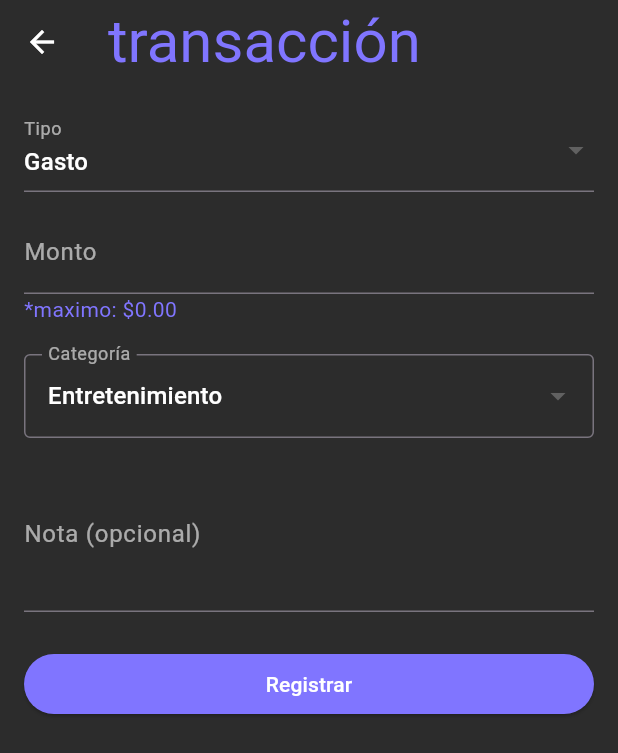
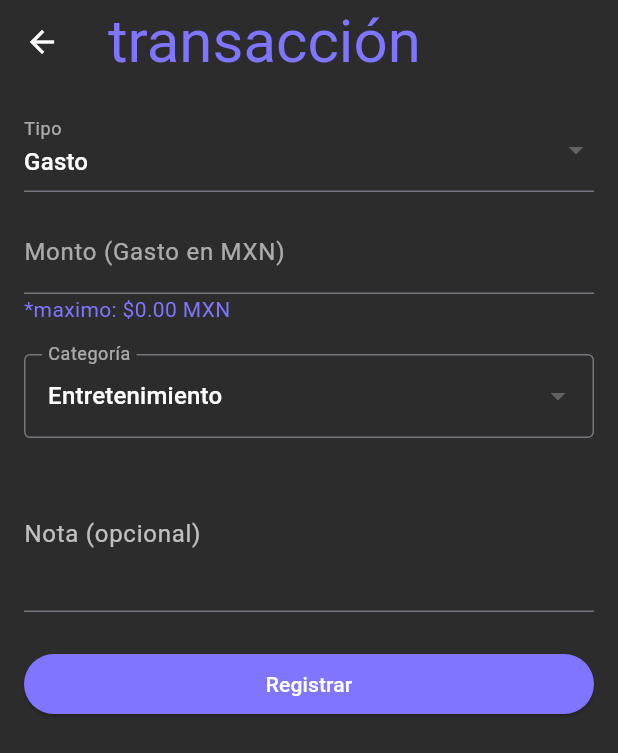
Before and after one commit to fcorpus/broker-finalProject, a Flutter app: the DashboardScreen screen opened directly, after a tap on "Nueva transacción", on a phone screen of 412 x 824 dp. Shown: the top 753 px of the screen. Run offline on Flutter 3.47's test engine with Material 3 defaults, Android fonts, the phone set to English and light mode, and no system bars; our stand-ins replace fl_chart, shared_preferences, sqflite; accounts and stored records are empty; network calls fail.

Commit message:
Version 1.3 (READY)

```diff
--- a/lib/main.dart
+++ b/lib/main.dart
@@ -1,5 +1,5 @@
 import 'package:broker/constantes.dart';
-import 'package:broker/demo.dart';
+import 'package:broker/providers/currency_provider.dart';
 
 import 'package:flutter/material.dart';
 import 'package:provider/provider.dart';
@@ -18,6 +18,7 @@ void main() async {
       providers: [
         ChangeNotifierProvider(create: (_) => AuthProvider()),
         ChangeNotifierProvider(create: (_) => TransactionProvider()),
+        ChangeNotifierProvider(create: (_) => CurrencyProvider()),
       ],
       child: const BrokerApp(),
     ),
--- a/lib/models/transaction_model.dart
+++ b/lib/models/transaction_model.dart
@@ -6,6 +6,7 @@ class TransactionModel {
   String category;
   String note;
   DateTime date;
+  String currency;
 
   TransactionModel({
     this.id,
@@ -15,6 +16,7 @@ class TransactionModel {
     required this.category,
     required this.note,
     required this.date,
+    required this.currency
   });
 
   Map<String, dynamic> toMap() {
@@ -26,6 +28,7 @@ class TransactionModel {
       'category': category,
       'note': note,
       'date': date.toIso8601String(),
+      'currency': currency
     };
   }
 
@@ -38,6 +41,7 @@ class TransactionModel {
       category: map['category'],
       note: map['note'],
       date: DateTime.parse(map['date']),
+      currency: map['currency'],
     );
   }
 }
--- /dev/null
+++ b/lib/providers/currency_provider.dart
@@ -0,0 +1,65 @@
+import 'dart:convert';
+import 'package:broker/constantes.dart';
+import 'package:flutter/material.dart';
+import 'package:http/http.dart' as http;
+import 'package:shared_preferences/shared_preferences.dart';
+
+class CurrencyProvider with ChangeNotifier {
+  final List<String> availableCurrencies = ['MXN', 'USD', 'EUR', 'GBP', 'JPY'];
+  String _selectedCurrency = 'MXN';
+  Map<String, double> _rates = {};
+  bool _loading = false;
+
+  String get selectedCurrency => _selectedCurrency;
+  bool get isLoading => _loading;
+  double getRate(String currency) => _rates[currency] ?? 1.0;
+
+  CurrencyProvider() {
+    _loadCurrency();
+  }
+
+  Future<void> _loadCurrency() async {
+    final prefs = await SharedPreferences.getInstance();
+    _selectedCurrency = prefs.getString('currency') ?? 'MXN';
+    await fetchRates();
+  }
+
+  Future<void> setCurrency(String currency) async {
+    final prefs = await SharedPreferences.getInstance();
+    _selectedCurrency = currency;
+    await prefs.setString('currency', currency);
+    notifyListeners();
+  }
+
+  Future<void> fetchRates() async {
+    _loading = true;
+    notifyListeners();
+
+    final uri = Uri.parse(
+        'http://data.fixer.io/api/latest?access_key=$apiKey&symbols=${availableCurrencies.join(",")}&base=EUR');
+
+    try {
+      final response = await http.get(uri);
+      print('Response body: ${response.body}');
+      final data = jsonDecode(response.body);
+      if (data['success']) {
+        _rates = (data['rates'] as Map<String, dynamic>)
+          .map((key, value) => MapEntry(key, (value as num).toDouble()));
+        print('Rates: $_rates');
+      } else {
+        debugPrint("Error: ${data['error']['info']}");
+      }
+    } catch (e) {
+      debugPrint("Error: $e");
+    }
+
+    _loading = false;
+    notifyListeners();
+  }
+
+  double convertFromMXN(double amount) {
+    final eurToMXN = _rates['MXN'] ?? 1.0;
+    final eurToTarget = _rates[_selectedCurrency] ?? 1.0;
+    return amount / eurToMXN * eurToTarget;
+  }
+}
--- a/lib/screens/dashboard_screen.dart
+++ b/lib/screens/dashboard_screen.dart
@@ -1,10 +1,12 @@
 import 'package:broker/constantes.dart';
 import 'package:broker/models/transaction_model.dart';
 import 'package:broker/providers/auth_provider.dart';
+import 'package:broker/providers/currency_provider.dart';
 import 'package:broker/providers/transaction_provider.dart';
 import 'package:broker/screens/login_screen.dart';
 import 'package:broker/screens/transaction_form_screen.dart';
 import 'package:broker/screens/transaction_history_screen.dart';
+import 'package:broker/widgets/app_drawer.dart';
 import 'package:broker/widgets/balance_card.dart';
 import 'package:broker/widgets/chart_widget.dart';
 import 'package:flutter/material.dart';
@@ -17,8 +19,15 @@ class DashboardScreen extends StatelessWidget {
   Widget build(BuildContext context) {
     final auth = context.watch<AuthProvider>();
     final txProvider = context.watch<TransactionProvider>();
+    final currencyProvider = context.watch<CurrencyProvider>();
+
+
+
+    final moneda = currencyProvider.selectedCurrency;
+    final convert = currencyProvider.convertFromMXN;
 
     return Scaffold(
+      drawer: const AppDrawer(),
       appBar: AppBar(
         backgroundColor: backgroundColor,
         automaticallyImplyLeading: false, // Evita back button automático
@@ -67,7 +76,7 @@ class DashboardScreen extends StatelessWidget {
                   crossAxisAlignment: CrossAxisAlignment.end,
                   children: [
                     Text('Total:', style: TextStyle(fontSize: 20, color: Colors.white)),
-                    Text(' \$ ${txProvider.total.toStringAsFixed(2)}', style: TextStyle(fontSize: 30, color: Colors.white)),
+                    Text(' \$ ${convert(txProvider.total).toStringAsFixed(2)} $moneda', style: TextStyle(fontSize: 30, color: Colors.white)),
                   ],
                 ),
               ),
@@ -75,9 +84,10 @@ class DashboardScreen extends StatelessWidget {
             SizedBox(height: 20,),
             Text('Ultimos 30 días', style: TextStyle(fontSize: 30, color: purpleBroker),),
             BalanceCard(
-              balance: txProvider.total,
-              ingresos: txProvider.ingresos30,
-              gastos: txProvider.gastos30,
+              balance: convert(txProvider.total),
+              ingresos: convert(txProvider.ingresos30),
+              gastos: convert(txProvider.gastos30),
+              moneda: moneda,
             ),
             const SizedBox(height: 24),
             const Text(
--- a/lib/screens/transaction_form_screen.dart
+++ b/lib/screens/transaction_form_screen.dart
@@ -1,6 +1,7 @@
 import 'package:broker/constantes.dart';
 import 'package:broker/models/transaction_model.dart';
 import 'package:broker/providers/auth_provider.dart';
+import 'package:broker/providers/currency_provider.dart';
 import 'package:broker/providers/transaction_provider.dart';
 import 'package:flutter/material.dart';
 import 'package:provider/provider.dart';
@@ -19,14 +20,23 @@ class _TransactionFormScreenState extends State<TransactionFormScreen> {
   String _category = 'Entretenimiento';
   final _noteController = TextEditingController();
 
+
   void _submit() async {
     if (_formKey.currentState!.validate()) {
       final userId = context.read<AuthProvider>().username;
 
+      final currencyProvider = context.read<CurrencyProvider>();
+      final userCurrency = currencyProvider.selectedCurrency;
+      final amountOriginal = double.parse(_amountController.text);
+
+      final rateToMXN = currencyProvider.getRate(userCurrency) / currencyProvider.getRate('MXN');
+      final amountInMXN = amountOriginal / rateToMXN;
+
       final tx = TransactionModel(
         userId: userId,
         type: _type,
-        amount: double.parse(_amountController.text),
+        amount: amountInMXN,
+        currency: userCurrency,
         category: _type == 'Gasto' ? _category : '',
         note: _noteController.text,
         date: DateTime.now(),
@@ -47,7 +57,13 @@ class _TransactionFormScreenState extends State<TransactionFormScreen> {
   @override
   Widget build(BuildContext context) {
     final txProvider = context.watch<TransactionProvider>();
-    final saldoDisponible = txProvider.total;
+    final currencyProvider = context.watch<CurrencyProvider>();
+    final saldoDisponibleMXN = txProvider.total;
+    final moneda = currencyProvider.selectedCurrency;
+
+    final rateToMXN = currencyProvider.getRate(moneda) / currencyProvider.getRate('MXN');
+    final saldoDisponible = saldoDisponibleMXN * rateToMXN;
+
     return Scaffold(
       appBar: AppBar(title: const Text('transacción', style: TextStyle(color: purpleBroker, fontSize: 40),), backgroundColor: backgroundColor,
       iconTheme: const IconThemeData(color: Colors.white),),
@@ -70,10 +86,11 @@ class _TransactionFormScreenState extends State<TransactionFormScreen> {
               const SizedBox(height: 12),
               TextFormField(
                 controller: _amountController,
+                style: TextStyle(color: Colors.white),
                 keyboardType: const TextInputType.numberWithOptions(decimal: true),
                 decoration: InputDecoration(
-                  labelText: 'Monto', labelStyle: TextStyle(color: Colors.white60),
-                  hintText: _type == 'Gasto' ? 'Máx: \$${saldoDisponible.toStringAsFixed(2)}' : null,
+                  labelText: 'Monto ($_type en $moneda)', labelStyle: TextStyle(color: Colors.white60),
+                  hintText: _type == 'Gasto' ? 'Máx: \$${saldoDisponible.toStringAsFixed(2)} $moneda' : null,
                 ),
                 validator: (val) {
                   if (val == null || val.isEmpty) return 'Campo obligatorio';
@@ -89,7 +106,7 @@ class _TransactionFormScreenState extends State<TransactionFormScreen> {
                 Padding(
                   padding: const EdgeInsets.only(bottom: 8),
                   child: Text(
-                    '*maximo: \$${saldoDisponible.toStringAsFixed(2)}',
+                    '*maximo: \$${saldoDisponible.toStringAsFixed(2)} $moneda',
                     style: const TextStyle(color: purpleBroker, ),
                   ),
                 ),
@@ -118,7 +135,8 @@ class _TransactionFormScreenState extends State<TransactionFormScreen> {
               ],
               TextFormField(
                 controller: _noteController,
-                decoration: const InputDecoration(labelText: 'Nota (opcional)', labelStyle: TextStyle(color: Colors.white60)),
+                style: TextStyle(color: Colors.white),
+                decoration: const InputDecoration(labelText: 'Nota (opcional)', labelStyle: TextStyle(color: Colors.white70)),
                 maxLines: 3,
               ),
               const SizedBox(height: 24),
--- a/lib/services/database_service.dart
+++ b/lib/services/database_service.dart
@@ -28,7 +28,8 @@ class DatabaseService {
             amount REAL,
             category TEXT,
             note TEXT,
-            date TEXT
+            date TEXT,
+            currency TEXT DEFAULT 'MXN'
           )
         ''');
       },
--- /dev/null
+++ b/lib/widgets/app_drawer.dart
@@ -0,0 +1,55 @@
+import 'package:broker/constantes.dart';
+import 'package:broker/providers/auth_provider.dart';
+import 'package:broker/providers/currency_provider.dart';
+import 'package:flutter/material.dart';
+import 'package:provider/provider.dart';
+import '../screens/login_screen.dart';
+
+class AppDrawer extends StatelessWidget {
+  const AppDrawer({super.key});
+
+  @override
+  Widget build(BuildContext context) {
+    final auth = context.read<AuthProvider>();
+    final currencyProvider = context.watch<CurrencyProvider>();
+
+    return Drawer(
+      backgroundColor: backgroundColor,
+      child: ListView(
+        padding: const EdgeInsets.symmetric(vertical: 24, horizontal: 16),
+        children: [
+          const Text("Broker", style: TextStyle(fontSize: 24, fontWeight: FontWeight.bold)),
+          const SizedBox(height: 16),
+          const Text("Moneda preferida:"),
+          DropdownButton<String>(
+            dropdownColor: Colors.black,
+            value: currencyProvider.selectedCurrency,
+            style: TextStyle(color: Colors.white),
+            isExpanded: true,
+            items: currencyProvider.availableCurrencies
+                .map((currency) => DropdownMenuItem(value: currency, child: Text(currency)))
+                .toList(),
+            onChanged: (value) {
+              if (value != null) {
+                currencyProvider.setCurrency(value);
+              }
+            },
+          ),
+          const SizedBox(height: 24),
+          ElevatedButton.icon(
+            onPressed: () async {
+              await auth.logout();
+              Navigator.pushAndRemoveUntil(
+                context,
+                MaterialPageRoute(builder: (_) => const LoginScreen()),
+                (_) => false,
+              );
+            },
+            icon: const Icon(Icons.logout),
+            label: const Text("Cerrar sesión"),
+          ),
+        ],
+      ),
+    );
+  }
+}
--- a/lib/widgets/balance_card.dart
+++ b/lib/widgets/balance_card.dart
@@ -8,12 +8,14 @@ class BalanceCard extends StatelessWidget {
   final double balance;
   final double ingresos;
   final double gastos;
+  final String moneda;
 
   const BalanceCard({
     super.key,
     required this.balance,
     required this.ingresos,
     required this.gastos,
+    required this.moneda,
   });
 
   BarChart _buildHorizontalBarChart() {
@@ -102,9 +104,9 @@ class BalanceCard extends StatelessWidget {
                   child: _buildHorizontalBarChart(),
                 ),
             ),
-            Text('Ingresos: \$${ingresos.toStringAsFixed(2)} MXN', style: const TextStyle(color: purpleBroker)),
-            Text('Gastos: \$${gastos.toStringAsFixed(2)} MXN', style: const TextStyle(color: yellowBroker)),
-            Text('Balance: \$${localBalance.toStringAsFixed(2)} MXN',
+            Text('Ingresos: \$${ingresos.toStringAsFixed(2)} $moneda', style: const TextStyle(color: purpleBroker)),
+            Text('Gastos: \$${gastos.toStringAsFixed(2)} $moneda', style: const TextStyle(color: yellowBroker)),
+            Text('Balance: \$${localBalance.toStringAsFixed(2)} $moneda',
                 style: TextStyle(fontSize: 15, fontWeight: FontWeight.bold, color: balanceColor)),
             const SizedBox(height: 12),
 
--- a/pubspec.yaml
+++ b/pubspec.yaml
@@ -66,7 +66,8 @@ flutter:
   uses-material-design: true
 
   # To add assets to your application, add an assets section, like this:
-  # assets:
+  assets:
+   - assets/images/registro_banner.jpg
   #   - images/a_dot_burr.jpeg
   #   - images/a_dot_ham.jpeg
 
```
Also changed, not shown: lib/providers/auth_provider.dart (+30 -0 lines), lib/screens/login_screen.dart (+75 -23 lines), lib/screens/register_screen.dart (+51 -11 lines), lib/widgets/transaction_tile.dart (+17 -1 lines), assets/images/registro_banner.jpg (added), 5 other files.
